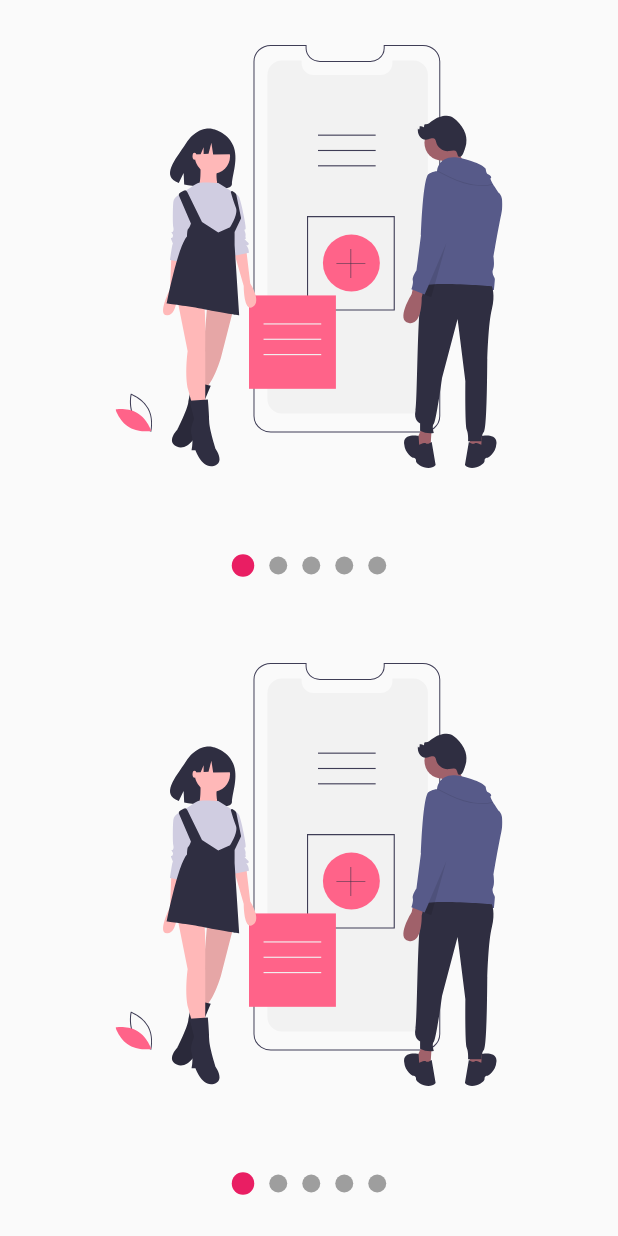
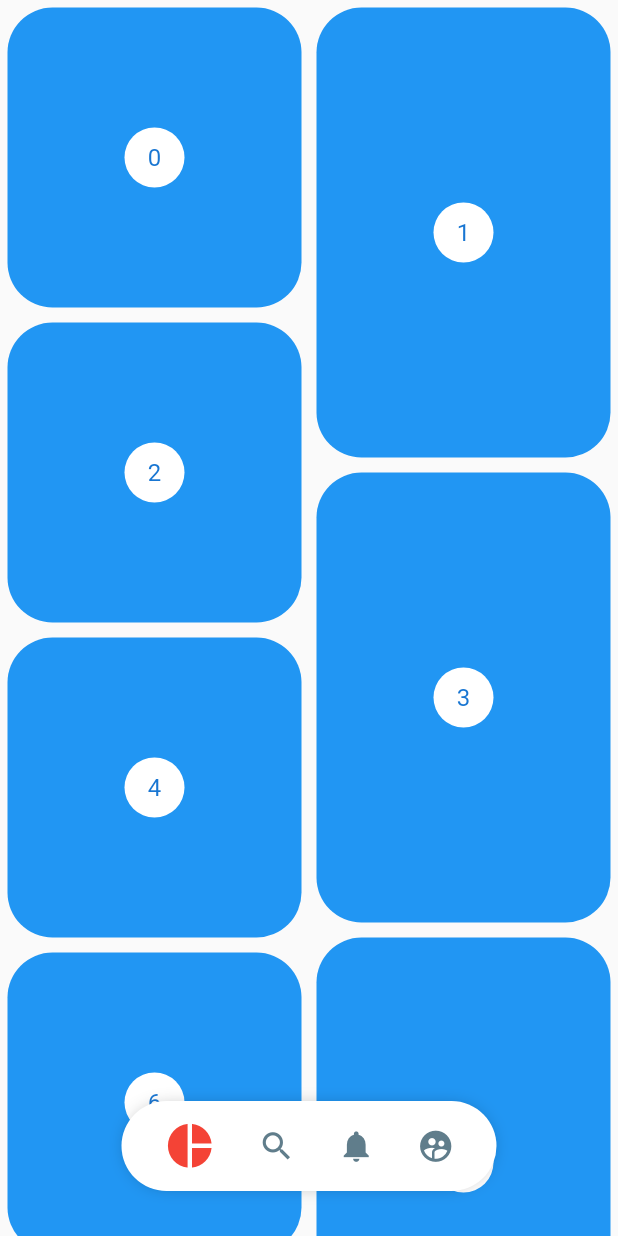
Before and after one commit to mauro-arcelles/disenos-flutter-intermedio, a Flutter app: the screen it shows after launch, on a phone screen of 412 x 824 dp. Run offline on Flutter 3.47's test engine with Material 2 defaults, Android fonts, the phone set to English and light mode, and no system bars; our stand-ins replace flutter_svg.

Commit message:
pinterest layout and menu

```diff
--- a/lib/main.dart
+++ b/lib/main.dart
@@ -1,7 +1,8 @@
 // import 'package:disenos/labs/circular_progress_screen.dart';
 // import 'package:disenos/screens/graficas_circulares_screen.dart';
 // import 'package:disenos/screens/headers_screen.dart';
-import 'package:disenos/screens/slideshow_screen.dart';
+import 'package:disenos/screens/pinterest_screen.dart';
+// import 'package:disenos/screens/slideshow_screen.dart';
 import 'package:flutter/material.dart';
 
 void main() => runApp(const MyApp());
@@ -14,7 +15,7 @@ class MyApp extends StatelessWidget {
     return const MaterialApp(
       debugShowCheckedModeBanner: false,
       title: 'Diseños App',
-      home: SlideShowScreen(),
+      home: PinterestScreen(),
     );
   }
 }
--- /dev/null
+++ b/lib/screens/pinterest_screen.dart
@@ -0,0 +1,155 @@
+import 'package:disenos/widgets/pinterest_menu.dart';
+import 'package:flutter/material.dart';
+import 'package:flutter_staggered_grid_view/flutter_staggered_grid_view.dart';
+import 'package:provider/provider.dart';
+
+class PinterestScreen extends StatelessWidget {
+  const PinterestScreen({Key? key}) : super(key: key);
+
+  @override
+  Widget build(BuildContext context) {
+    return ChangeNotifierProvider(
+      create: (_) => _MenuModel(),
+      child: Scaffold(
+        // body: PinterestMenu(),
+        body: Stack(
+          children: const [
+            PinterestGrid(),
+            _PinterestMenuLocation(),
+          ],
+        ),
+      ),
+    );
+  }
+}
+
+class _PinterestMenuLocation extends StatelessWidget {
+  const _PinterestMenuLocation({
+    Key? key,
+  }) : super(key: key);
+
+  @override
+  Widget build(BuildContext context) {
+    final mostrar = Provider.of<_MenuModel>(context).mostrar;
+
+    return Positioned(
+      bottom: 30,
+      left: (MediaQuery.of(context).size.width / 2) - (250 / 2),
+      child: PinterestMenu(
+        mostrar: mostrar,
+        // backgroundColor: Colors.purple,
+        // activeColor: Colors.black,
+        // inactiveColor: Colors.white,
+        items: [
+          PinterestButton(
+              onPressed: () {
+                print('Icon pie_chart');
+              },
+              icon: Icons.pie_chart),
+          PinterestButton(
+              onPressed: () {
+                print('Icon search');
+              },
+              icon: Icons.search),
+          PinterestButton(
+              onPressed: () {
+                print('Icon notifications');
+              },
+              icon: Icons.notifications),
+          PinterestButton(
+              onPressed: () {
+                print('Icon supervised_user_circle');
+              },
+              icon: Icons.supervised_user_circle)
+        ],
+      ),
+    );
+  }
+}
+
+class PinterestGrid extends StatefulWidget {
+  const PinterestGrid({super.key});
+
+  @override
+  State<PinterestGrid> createState() => _PinterestGridState();
+}
+
+class _PinterestGridState extends State<PinterestGrid> {
+  final List items = List.generate(200, (index) => index);
+  ScrollController scrollController = ScrollController();
+  double scrollAnterior = 0;
+
+  @override
+  void initState() {
+    super.initState();
+
+    scrollController.addListener(() {
+      if (scrollController.offset > scrollAnterior && scrollAnterior > 0) {
+        Provider.of<_MenuModel>(context, listen: false).mostrar = false;
+      } else {
+        Provider.of<_MenuModel>(context, listen: false).mostrar = true;
+      }
+
+      scrollAnterior = scrollController.offset;
+    });
+  }
+
+  @override
+  void dispose() {
+    scrollController.dispose();
+    super.dispose();
+  }
+
+  @override
+  Widget build(BuildContext context) {
+    return MasonryGridView.count(
+      physics: const BouncingScrollPhysics(),
+      controller: scrollController,
+      crossAxisCount: 2,
+      // mainAxisSpacing: 0,
+      // crossAxisSpacing: 0,
+      itemCount: items.length,
+      itemBuilder: (context, index) {
+        return _PinterestItem(index: index);
+      },
+    );
+  }
+}
+
+class _PinterestItem extends StatelessWidget {
+  final int index;
+
+  const _PinterestItem({
+    Key? key,
+    required this.index,
+  }) : super(key: key);
+
+  @override
+  Widget build(BuildContext context) {
+    return Container(
+      margin: const EdgeInsets.all(5),
+      height: (index % 2 + 2) * 100,
+      decoration: BoxDecoration(
+        color: Colors.blue,
+        borderRadius: BorderRadius.circular(30),
+      ),
+      child: Center(
+        child: CircleAvatar(
+          backgroundColor: Colors.white,
+          child: Text('$index'),
+        ),
+      ),
+    );
+  }
+}
+
+class _MenuModel extends ChangeNotifier {
+  bool _mostrar = true;
+
+  bool get mostrar => _mostrar;
+
+  set mostrar(bool value) {
+    _mostrar = value;
+    notifyListeners();
+  }
+}
--- /dev/null
+++ b/lib/widgets/pinterest_menu.dart
@@ -0,0 +1,180 @@
+import 'package:flutter/material.dart';
+import 'package:provider/provider.dart';
+
+class PinterestButton {
+  final Function onPressed;
+  final IconData icon;
+
+  PinterestButton({
+    required this.onPressed,
+    required this.icon,
+  });
+}
+
+class PinterestMenu extends StatelessWidget {
+  final bool mostrar;
+
+  final Color backgroundColor;
+  final Color activeColor;
+  final Color inactiveColor;
+  final List<PinterestButton> items;
+
+  // final List<PinterestButton> items = [
+  //   PinterestButton(
+  //       onPressed: () {
+  //         print('Icon pie_chart');
+  //       },
+  //       icon: Icons.pie_chart),
+  //   PinterestButton(
+  //       onPressed: () {
+  //         print('Icon search');
+  //       },
+  //       icon: Icons.search),
+  //   PinterestButton(
+  //       onPressed: () {
+  //         print('Icon notifications');
+  //       },
+  //       icon: Icons.notifications),
+  //   PinterestButton(
+  //       onPressed: () {
+  //         print('Icon supervised_user_circle');
+  //       },
+  //       icon: Icons.supervised_user_circle)
+  // ];
+
+  PinterestMenu({
+    super.key,
+    this.mostrar = true,
+    this.backgroundColor = Colors.white,
+    this.activeColor = Colors.red,
+    this.inactiveColor = Colors.blueGrey,
+    required this.items,
+  });
+
+  @override
+  Widget build(BuildContext context) {
+    return ChangeNotifierProvider(
+      create: (_) => _MenuModel(backgroundColor, activeColor, inactiveColor),
+      child: AnimatedOpacity(
+        duration: const Duration(milliseconds: 200),
+        opacity: (mostrar) ? 1 : 0,
+        child: _PinterestMenuBackground(
+          child: _MenuItems(menuItems: items),
+        ),
+      ),
+    );
+  }
+}
+
+class _PinterestMenuBackground extends StatelessWidget {
+  final Widget child;
+
+  const _PinterestMenuBackground({
+    Key? key,
+    required this.child,
+  }) : super(key: key);
+
+  @override
+  Widget build(BuildContext context) {
+    final backgroundColor = Provider.of<_MenuModel>(context).backgroundColor;
+
+    return Container(
+      width: 250,
+      height: 60,
+      decoration: BoxDecoration(
+        color: backgroundColor,
+        borderRadius: const BorderRadius.all(Radius.circular(100)),
+        boxShadow: const [
+          BoxShadow(
+            color: Colors.black38,
+            blurRadius: 10,
+            spreadRadius: -5,
+          )
+        ],
+      ),
+      child: child,
+    );
+  }
+}
+
+class _MenuItems extends StatelessWidget {
+  final List<PinterestButton> menuItems;
+
+  const _MenuItems({
+    super.key,
+    required this.menuItems,
+  });
+
+  @override
+  Widget build(BuildContext context) {
+    return Container(
+      child: Row(
+        mainAxisAlignment: MainAxisAlignment.spaceEvenly,
+        children: List.generate(
+          menuItems.length,
+          (index) => _PinterestMenuButton(
+            index: index,
+            item: menuItems[index],
+          ),
+        ),
+      ),
+    );
+  }
+}
+
+class _PinterestMenuButton extends StatelessWidget {
+  final int index;
+  final PinterestButton item;
+
+  const _PinterestMenuButton({
+    super.key,
+    required this.index,
+    required this.item,
+  });
+
+  @override
+  Widget build(BuildContext context) {
+    final itemSeleccionado = Provider.of<_MenuModel>(context).itemSeleccionado;
+    final activeColor = Provider.of<_MenuModel>(context).activeColor;
+    final inactiveColor = Provider.of<_MenuModel>(context).inactiveColor;
+
+    return GestureDetector(
+      onTap: () {
+        Provider.of<_MenuModel>(context, listen: false).itemSeleccionado = index;
+        item.onPressed();
+      },
+      behavior: HitTestBehavior.translucent,
+      child: Icon(
+        item.icon,
+        size: itemSeleccionado == index ? 35 : 25,
+        color: itemSeleccionado == index ? activeColor : inactiveColor,
+      ),
+    );
+  }
+}
+
+class _MenuModel extends ChangeNotifier {
+  int _itemSeleccionado = 0;
+  late Color _backgroundColor;
+  late Color _activeColor;
+  late Color _inactiveColor;
+
+  int get itemSeleccionado => _itemSeleccionado;
+
+  _MenuModel(backgroundColor, activeColor, inactiveColor) {
+    _backgroundColor = backgroundColor;
+    _activeColor = activeColor;
+    _inactiveColor = inactiveColor;
+  }
+
+  set itemSeleccionado(int index) {
+    _itemSeleccionado = index;
+    notifyListeners();
+  }
+
+  Color get backgroundColor => _backgroundColor;
+
+  Color get activeColor => _activeColor;
+
+  Color get inactiveColor => _inactiveColor;
+}
--- a/pubspec.yaml
+++ b/pubspec.yaml
@@ -36,6 +36,7 @@ dependencies:
   cupertino_icons: ^1.0.2
   flutter_svg: ^1.1.5
   provider: ^6.0.3
+  flutter_staggered_grid_view: ^0.6.2
 
 dev_dependencies:
   flutter_test:
```
Also changed, not shown: pubspec.lock.
